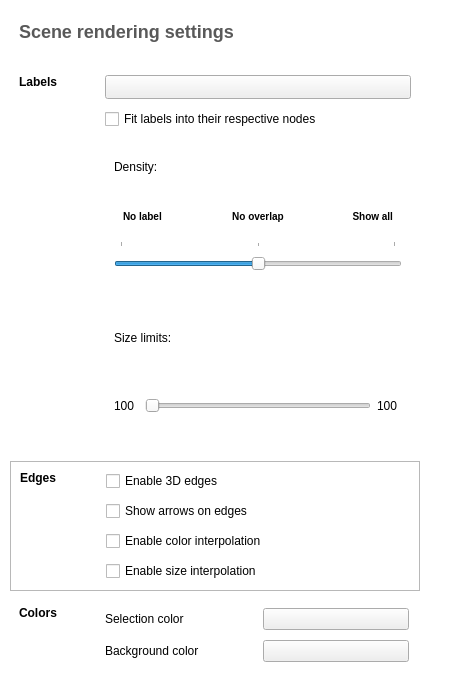
Old version of the form library/tulip-gui/designer/SceneConfigWidget.ui in the repository vadivelselvaraj/TulipGLImprovement.
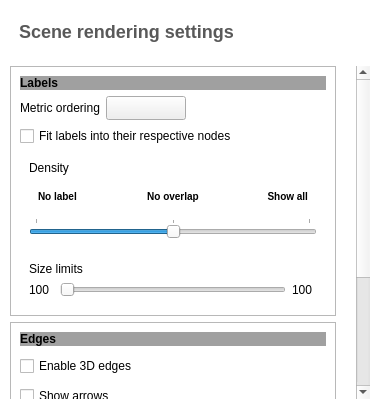
New version of the form. Icons and pictures are not drawn. Custom widgets are drawn as their Qt base class.

Commit message: fix GUI when resizing it (also make it nicer)

Diff of the .ui file:
```diff
--- a/library/tulip-gui/designer/SceneConfigWidget.ui
+++ b/library/tulip-gui/designer/SceneConfigWidget.ui
@@ -6,10 +6,16 @@
    <rect>
     <x>0</x>
     <y>0</y>
-    <width>450</width>
-    <height>683</height>
+    <width>380</width>
+    <height>409</height>
    </rect>
   </property>
+  <property name="sizePolicy">
+   <sizepolicy hsizetype="Preferred" vsizetype="Preferred">
+    <horstretch>0</horstretch>
+    <verstretch>0</verstretch>
+   </sizepolicy>
+  </property>
   <property name="windowTitle">
    <string>Scene</string>
   </property>
@@ -82,7 +88,7 @@
    <item>
      <widget class="QFrame" name="horizontalFrame_2">
        <property name="sizePolicy">
-	 <sizepolicy hsizetype="Preferred" vsizetype="Maximum">
+      <sizepolicy hsizetype="Preferred" vsizetype="Fixed">
            <horstretch>0</horstretch>
            <verstretch>0</verstretch>
 	 </sizepolicy>
@@ -90,6 +96,12 @@
          <layout class="QHBoxLayout" name="horizontalLayout_4">
 	   <item>
 	     <widget class="QLabel" name="title">
+        <property name="sizePolicy">
+         <sizepolicy hsizetype="Preferred" vsizetype="Fixed">
+          <horstretch>0</horstretch>
+          <verstretch>0</verstretch>
+         </sizepolicy>
+        </property>
 	       <property name="styleSheet">
 		 <string notr="true">font-weight: bold;
 		 color: #595959;</string>
@@ -102,7 +114,7 @@
 	   <item>
 	     <widget class="QPushButton" name="applyButton">
 	       <property name="sizePolicy">
-		 <sizepolicy hsizetype="Maximum" vsizetype="Maximum">
+         <sizepolicy hsizetype="Maximum" vsizetype="Fixed">
 		   <horstretch>0</horstretch>
 		   <verstretch>0</verstretch>
 		 </sizepolicy>
@@ -150,11 +162,17 @@
    </item>
    <item>
     <widget class="QScrollArea" name="scrollArea">
+     <property name="sizePolicy">
+      <sizepolicy hsizetype="Preferred" vsizetype="Preferred">
+       <horstretch>0</horstretch>
+       <verstretch>0</verstretch>
+      </sizepolicy>
+     </property>
      <property name="frameShape">
       <enum>QFrame::NoFrame</enum>
      </property>
      <property name="horizontalScrollBarPolicy">
-      <enum>Qt::ScrollBarAlwaysOff</enum>
+      <enum>Qt::ScrollBarAsNeeded</enum>
      </property>
      <property name="widgetResizable">
       <bool>true</bool>
@@ -164,10 +182,16 @@
        <rect>
         <x>0</x>
         <y>0</y>
-        <width>417</width>
-        <height>668</height>
+        <width>343</width>
+        <height>487</height>
        </rect>
       </property>
+      <property name="sizePolicy">
+       <sizepolicy hsizetype="Preferred" vsizetype="Fixed">
+        <horstretch>0</horstretch>
+        <verstretch>0</verstretch>
+       </sizepolicy>
+      </property>
       <layout class="QVBoxLayout" name="verticalLayout_2">
        <property name="leftMargin">
         <number>0</number>
@@ -183,16 +207,13 @@
        </property>
        <item>
         <widget class="QFrame" name="labelsFrame">
-         <property name="sizePolicy">
-          <sizepolicy hsizetype="Preferred" vsizetype="Expanding">
-           <horstretch>0</horstretch>
-           <verstretch>0</verstretch>
-          </sizepolicy>
+         <property name="frameShape">
+          <enum>QFrame::StyledPanel</enum>
          </property>
-         <property name="section" stdset="0">
-          <bool>true</bool>
+         <property name="frameShadow">
+          <enum>QFrame::Raised</enum>
          </property>
-         <layout class="QHBoxLayout" name="horizontalLayout_2">
+         <layout class="QVBoxLayout" name="verticalLayout_6">
           <item>
            <widget class="QLabel" name="labelsFrameTitle">
             <property name="minimumSize">
@@ -202,7 +223,8 @@
              </size>
             </property>
             <property name="styleSheet">
-             <string notr="true">font-weight: bold;</string>
+             <string notr="true">font-weight: bold;
+background-color: rgb(160, 160, 160);</string>
             </property>
             <property name="text">
              <string>Labels</string>
@@ -213,12 +235,44 @@
            </widget>
           </item>
           <item>
-           <layout class="QVBoxLayout" name="labelsFrameContents">
-            <property name="spacing">
-             <number>10</number>
-            </property>
+           <layout class="QHBoxLayout" name="horizontalLayout_2">
+            <item>
+             <widget class="QLabel" name="label_2">
+              <property name="sizePolicy">
+               <sizepolicy hsizetype="Minimum" vsizetype="Preferred">
+                <horstretch>0</horstretch>
+                <verstretch>0</verstretch>
+               </sizepolicy>
+              </property>
+              <property name="text">
+               <string>Metric ordering</string>
+              </property>
+             </widget>
+            </item>
             <item>
-             <widget class="QComboBox" name="labelsOrderingCombo"/>
+             <widget class="QComboBox" name="labelsOrderingCombo">
+              <property name="sizePolicy">
+               <sizepolicy hsizetype="Preferred" vsizetype="Fixed">
+                <horstretch>0</horstretch>
+                <verstretch>0</verstretch>
+               </sizepolicy>
+              </property>
+             </widget>
+            </item>
+            <item>
+             <spacer name="horizontalSpacer">
+              <property name="orientation">
+               <enum>Qt::Horizontal</enum>
+              </property>
+              <property name="sizeHint" stdset="0">
+               <size>
+                <width>40</width>
+                <height>20</height>
+               </size>
+              </property>
+             </spacer>
+            </item>
+           </layout>
             </item>
             <item>
              <widget class="QCheckBox" name="labelsFitCheck">
@@ -229,33 +283,29 @@
             </item>
             <item>
              <widget class="QFrame" name="verticalFrame">
+            <property name="sizePolicy">
+             <sizepolicy hsizetype="Preferred" vsizetype="Fixed">
+              <horstretch>0</horstretch>
+              <verstretch>0</verstretch>
+             </sizepolicy>
+            </property>
               <property name="subsection" stdset="0">
                <bool>true</bool>
               </property>
               <layout class="QVBoxLayout" name="verticalLayout_3">
                <item>
                 <widget class="QLabel" name="labelsDensityLabel">
+               <property name="sizePolicy">
+                <sizepolicy hsizetype="Fixed" vsizetype="Fixed">
+                 <horstretch>0</horstretch>
+                 <verstretch>0</verstretch>
+                </sizepolicy>
+               </property>
                  <property name="text">
-                  <string>Density:</string>
+                <string>Density</string>
                  </property>
                 </widget>
                </item>
-               <item>
-                <spacer name="verticalSpacer">
-                 <property name="orientation">
-                  <enum>Qt::Vertical</enum>
-                 </property>
-                 <property name="sizeType">
-                  <enum>QSizePolicy::Fixed</enum>
-                 </property>
-                 <property name="sizeHint" stdset="0">
-                  <size>
-                   <width>20</width>
-                   <height>5</height>
-                  </size>
-                 </property>
-                </spacer>
-               </item>
                <item>
                 <widget class="QFrame" name="horizontalFrame">
                  <property name="styleSheet">
@@ -307,7 +357,7 @@
                <item>
                 <widget class="QSlider" name="labelsDensitySlider">
                  <property name="sizePolicy">
-                  <sizepolicy hsizetype="Expanding" vsizetype="Preferred">
+                <sizepolicy hsizetype="Expanding" vsizetype="Fixed">
                    <horstretch>0</horstretch>
                    <verstretch>0</verstretch>
                   </sizepolicy>
@@ -334,14 +384,26 @@
             </item>
             <item>
              <widget class="QFrame" name="verticalFrame_2">
+            <property name="sizePolicy">
+             <sizepolicy hsizetype="Preferred" vsizetype="Fixed">
+              <horstretch>0</horstretch>
+              <verstretch>0</verstretch>
+             </sizepolicy>
+            </property>
               <property name="subsection" stdset="0">
                <bool>true</bool>
               </property>
               <layout class="QVBoxLayout" name="verticalLayout_4">
                <item>
                 <widget class="QLabel" name="labelSizesLabel">
+               <property name="sizePolicy">
+                <sizepolicy hsizetype="Fixed" vsizetype="Fixed">
+                 <horstretch>0</horstretch>
+                 <verstretch>0</verstretch>
+                </sizepolicy>
+               </property>
                  <property name="text">
-                  <string>Size limits:</string>
+                <string>Size limits</string>
                  </property>
                 </widget>
                </item>
@@ -410,14 +472,12 @@
              </widget>
             </item>
            </layout>
-          </item>
-         </layout>
         </widget>
        </item>
        <item>
         <widget class="QFrame" name="edgesFrame">
          <property name="sizePolicy">
-          <sizepolicy hsizetype="Preferred" vsizetype="Maximum">
+          <sizepolicy hsizetype="Preferred" vsizetype="Fixed">
            <horstretch>0</horstretch>
            <verstretch>0</verstretch>
           </sizepolicy>
@@ -431,7 +491,12 @@
          <property name="section" stdset="0">
           <bool>true</bool>
          </property>
-         <layout class="QHBoxLayout" name="horizontalLayout_5">
+         <layout class="QVBoxLayout" name="verticalLayout_7">
+          <item>
+           <layout class="QVBoxLayout" name="edgesFrameContents">
+            <property name="spacing">
+             <number>10</number>
+            </property>
           <item>
            <widget class="QLabel" name="edgesFrameTitle">
             <property name="minimumSize">
@@ -441,7 +506,8 @@
              </size>
             </property>
             <property name="styleSheet">
-             <string notr="true">font-weight: bold;</string>
+               <string notr="true">font-weight: bold;
+background-color: rgb(160, 160, 160);</string>
             </property>
             <property name="text">
              <string>Edges</string>
@@ -452,11 +518,6 @@
            </widget>
           </item>
           <item>
-           <layout class="QVBoxLayout" name="edgesFrameContents">
-            <property name="spacing">
-             <number>10</number>
-            </property>
-            <item>
              <widget class="QCheckBox" name="edges3DCheck">
               <property name="sizePolicy">
                <sizepolicy hsizetype="Expanding" vsizetype="Fixed">
@@ -472,7 +533,7 @@
             <item>
              <widget class="QCheckBox" name="edgesArrowCheck">
               <property name="text">
-               <string>Show arrows on edges</string>
+               <string>Show arrows</string>
               </property>
              </widget>
             </item>
@@ -497,14 +558,26 @@
        </item>
        <item>
         <widget class="QFrame" name="sceneFrame">
+         <property name="sizePolicy">
+          <sizepolicy hsizetype="Preferred" vsizetype="Fixed">
+           <horstretch>0</horstretch>
+           <verstretch>0</verstretch>
+          </sizepolicy>
+         </property>
+         <property name="frameShape">
+          <enum>QFrame::StyledPanel</enum>
+         </property>
+         <property name="frameShadow">
+          <enum>QFrame::Raised</enum>
+         </property>
          <property name="section" stdset="0">
           <bool>true</bool>
          </property>
-         <layout class="QHBoxLayout" name="horizontalLayout_6">
+         <layout class="QVBoxLayout" name="verticalLayout_8">
           <item>
            <widget class="QLabel" name="label">
             <property name="sizePolicy">
-             <sizepolicy hsizetype="Maximum" vsizetype="Preferred">
+             <sizepolicy hsizetype="Preferred" vsizetype="Preferred">
               <horstretch>0</horstretch>
               <verstretch>0</verstretch>
              </sizepolicy>
@@ -516,7 +589,8 @@
              </size>
             </property>
             <property name="styleSheet">
-             <string notr="true">font-weight: bold;</string>
+             <string notr="true">font-weight: bold;
+background-color: rgb(160, 160, 160);</string>
             </property>
             <property name="text">
              <string>Colors</string>
```
Left out of the diff: 122 changed lines with no effect on the pictures. Lines whose indentation alone changed are shown as unchanged.
